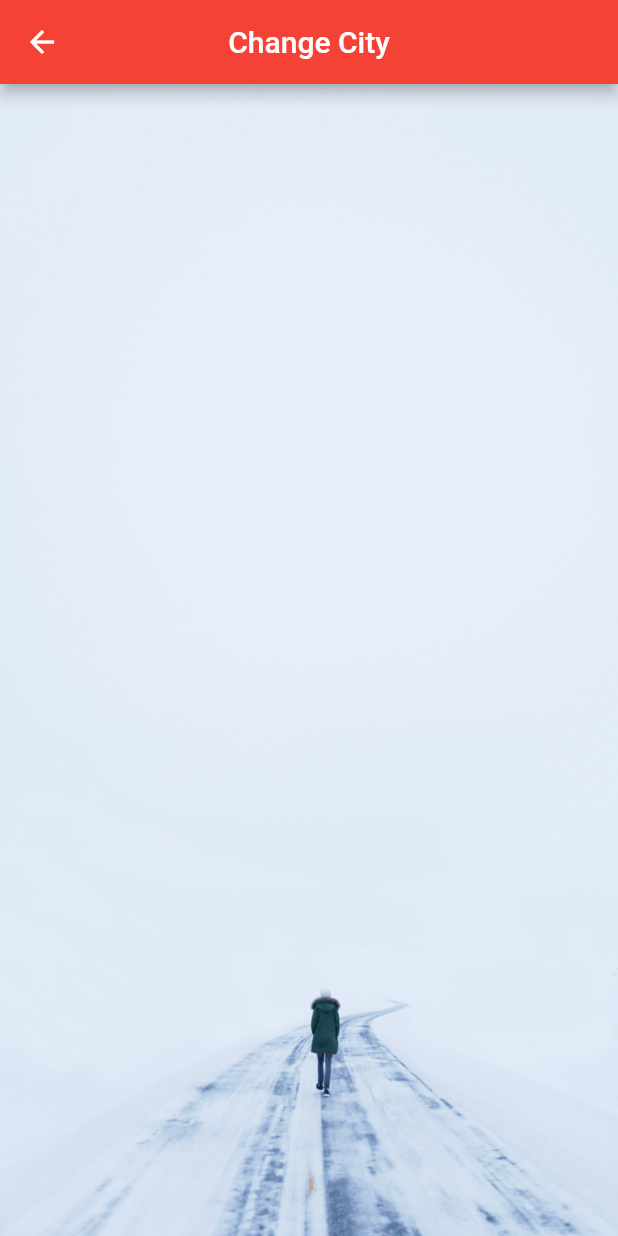
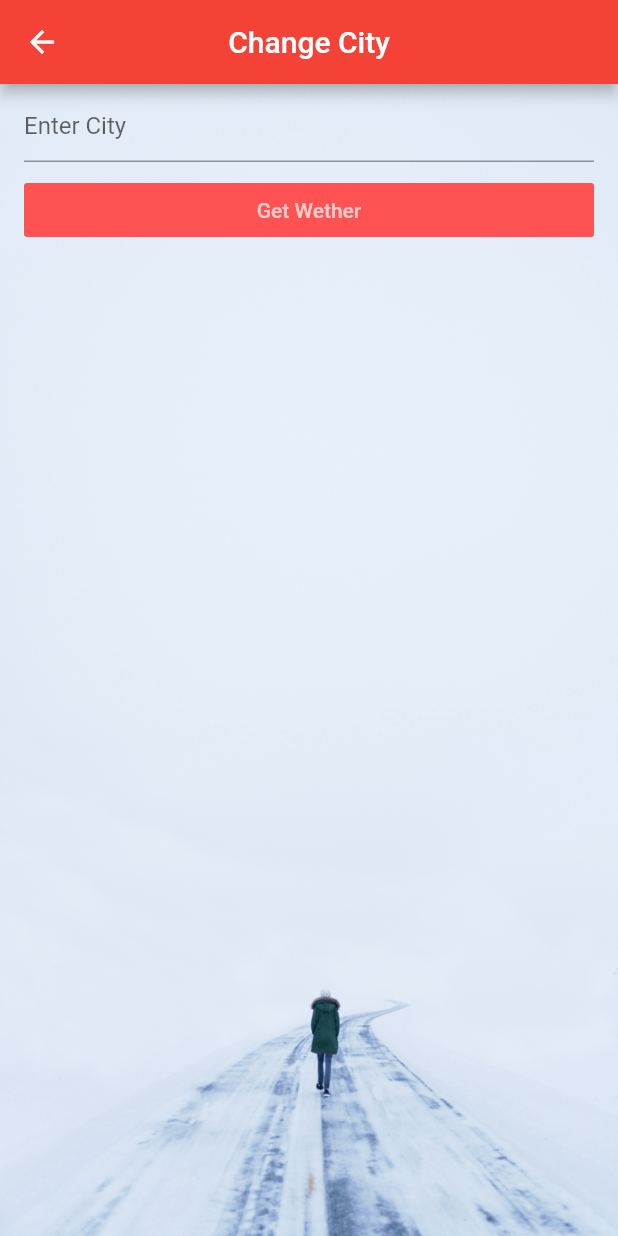
Before and after one commit to AsiriLRajapaksha/Klimatic-App-Assignment, a Flutter app: the screen it shows after launch, after a tap on the "menu" icon, on a phone screen of 412 x 824 dp. Run offline on Flutter 3.47's test engine with Material 2 defaults, Android fonts, the phone set to English and light mode, and no system bars; network calls fail.

Commit message:
five commit

```diff
--- a/lib/klimatic/Klimatic.dart
+++ b/lib/klimatic/Klimatic.dart
@@ -11,6 +11,7 @@ class Klimatic extends StatefulWidget {
 }
 
 class _KlimaticState extends State<Klimatic> {
+  var _cityEntered ;
 
   Future _goToNextScreen(BuildContext context) async{
     Map result = await Navigator.of(context).push(
@@ -18,6 +19,9 @@ class _KlimaticState extends State<Klimatic> {
         return new ChangeCity();
       })
     );
+    if(result != null && result.containsKey("city")){
+      _cityEntered = result['city'].toString();
+    }
   }
 
   void showStaff() async {
@@ -50,7 +54,7 @@ class _KlimaticState extends State<Klimatic> {
           new Container(
             alignment: Alignment.topRight,
             margin: const EdgeInsets.fromLTRB(0.0, 10.9, 20.0, 0.0),
-            child: new Text("Spokane" , style : new TextStyle(color: Colors.white , fontSize: 23.0 , fontStyle: FontStyle.italic)),
+            child: new Text("${_cityEntered == null ? util.defaultCity : _cityEntered}" , style : new TextStyle(color: Colors.white , fontSize: 23.0 , fontStyle: FontStyle.italic)),
           ),
           new Container(
             alignment: Alignment.center,
@@ -60,7 +64,7 @@ class _KlimaticState extends State<Klimatic> {
             margin: const EdgeInsets.fromLTRB(20.0, 450.0, 0.0, 0.0),
 //            child : new Text("" , style: new TextStyle(color: Colors.white , fontSize: 50.0 , fontWeight: FontWeight.w500)
 //            ,),
-          child: updateTempWidget("Beira"),
+          child: updateTempWidget(_cityEntered),
           )
         ],
       ),
@@ -78,7 +82,7 @@ Future<Map> getWeather(String apiId , String city) async{
 
 Widget updateTempWidget(String city){
   return new FutureBuilder(
-      future: getWeather(util.apiId, city),
+      future: getWeather(util.apiId, city == null ? 'Spokane' : city),
       builder: (BuildContext context, AsyncSnapshot <Map> snapshot){
         if(snapshot.hasData){
           Map content = snapshot.data;
@@ -97,6 +101,8 @@ Widget updateTempWidget(String city){
 }
 
 class ChangeCity extends StatelessWidget {
+  var _cityFieldController = new TextEditingController();
+
   @override
   Widget build(BuildContext context) {
     return new Scaffold(
@@ -113,6 +119,31 @@ class ChangeCity extends StatelessWidget {
                    height: 1200.0 ,
                    fit: BoxFit.fill,
             )
+          ),
+          new ListView(
+            children: <Widget>[
+              new ListTile(
+                title: new TextField(
+                  decoration: new InputDecoration(
+                    hintText: "Enter City",
+                  ),
+                  controller: _cityFieldController,
+                  keyboardType: TextInputType.text,
+                ),
+              ),
+              new ListTile(
+                title: new FlatButton(
+                    onPressed: (){
+                      Navigator.pop(context, {
+                        'city' : _cityFieldController.text
+                      });
+                    },
+                    textColor: Colors.white70,
+                    color: Colors.redAccent,
+                    child: new Text("Get Wether")
+                ),
+              )
+            ],
           )
         ],
       ),
```
